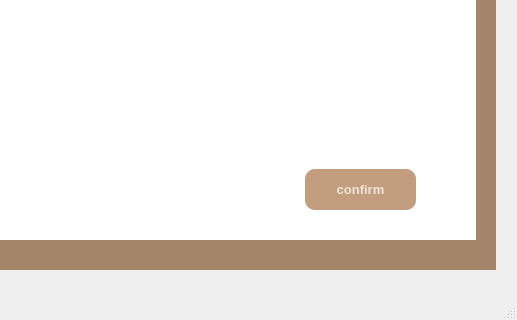
Qt form mainwindow.ui (Projet-CPP-2A6/projetQT) before a commit; both pictures show x 734 to 1251 and y 400 to 720 of the 1251 by 720 pixel window.
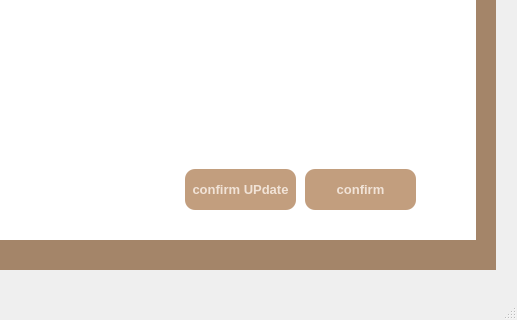
The same form after that commit. The open tabs and pages were chosen to show the change. Icons and pictures are not drawn.

Patch:
```diff
--- a/mainwindow.ui
+++ b/mainwindow.ui
@@ -865,6 +865,41 @@
         </rect>
        </property>
       </widget>
+      <widget class="QPushButton" name="pbconfirm_3">
+       <property name="geometry">
+        <rect>
+         <x>650</x>
+         <y>530</y>
+         <width>111</width>
+         <height>41</height>
+        </rect>
+       </property>
+       <property name="font">
+        <font>
+         <pointsize>10</pointsize>
+         <weight>75</weight>
+         <bold>true</bold>
+        </font>
+       </property>
+       <property name="styleSheet">
+        <string notr="true">QPushButton
+{
+border-radius:10px;
+background-color:#C29E7E;
+color:#F1E3D7;
+}
+QPushButton:pressed{
+padding-left:5px;
+padding-top:5px;
+background-color: #C29E7E;
+
+
+}</string>
+       </property>
+       <property name="text">
+        <string>confirm UPdate</string>
+       </property>
+      </widget>
      </widget>
      <widget class="QWidget" name="page_2">
       <widget class="QLineEdit" name="lename_2">
```
Left out of the diff: 2 changed lines with no effect on the pictures.
